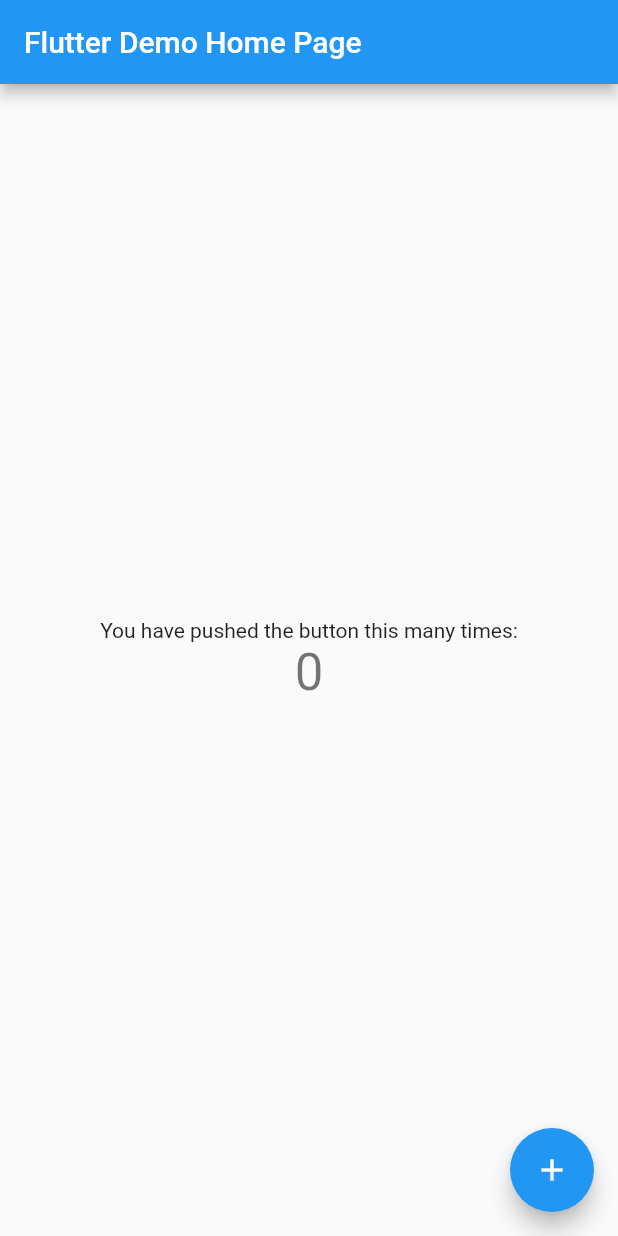
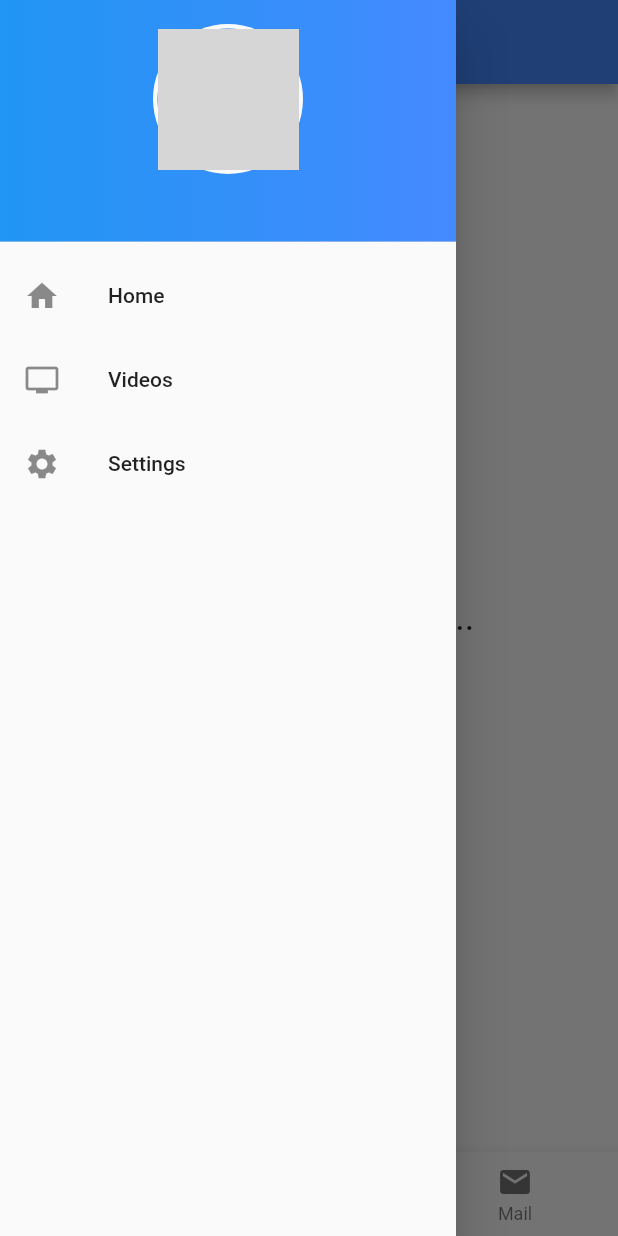
Before and after one commit to monkeyidesign/flutter-ui, a Flutter app: the screen it shows after launch, with the side drawer open (before the commit the screen has no drawer), on a phone screen of 412 x 824 dp. Run offline on Flutter 3.47's test engine with Material 2 defaults, Android fonts, the phone set to English and light mode, and no system bars; network calls fail; grey boxes are pictures that could not be loaded.

Commit message:
add menu sliding and bottom tabs

```diff
--- a/lib/main.dart
+++ b/lib/main.dart
@@ -1,85 +1,29 @@
+import 'package:flutter_app_ui/screens/home.dart';
+import 'package:flutter_app_ui/screens/settings.dart';
+import 'package:flutter_app_ui/screens/videos.dart';
 import 'package:flutter/material.dart';
 
-void main() {
-  runApp(MyApp());
-}
+void main() => runApp(MyApp());
 
 class MyApp extends StatelessWidget {
-  // This widget is the root of your application.
   @override
   Widget build(BuildContext context) {
     return MaterialApp(
-      title: 'Flutter Demo',
+      title: 'MONEYiDESIGN',
       theme: ThemeData(
-        primarySwatch: Colors.blue,
-        visualDensity: VisualDensity.adaptivePlatformDensity,
+          //canvasColor: Colors.blueAccent,
+          accentColor: Colors.orangeAccent,
+          backgroundColor: Colors.orangeAccent,
+
+          //brightness: Brightness.light
       ),
-      home: MyHomePage(title: 'Flutter Demo Home Page'),
+      initialRoute: 'home',
+      debugShowCheckedModeBanner: false,
+      routes: {
+        'home': (context) => Home(),
+        'videos': (context) => Videos(),
+        'settings': (context) => Settings()
+      },
     );
   }
 }
-
-class MyHomePage extends StatefulWidget {
-  MyHomePage({Key key, this.title}) : super(key: key);
-
-  final String title;
-
-  @override
-  _MyHomePageState createState() => _MyHomePageState();
-}
-
-class _MyHomePageState extends State<MyHomePage> {
-  int _counter = 0;
-
-  void _incrementCounter() {
-    setState(() {
-      _counter++;
-    });
-  }
-
-  @override
-  Widget build(BuildContext context) {
-    return Scaffold(
-      appBar: AppBar(
-        // Here we take the value from the MyHomePage object that was created by
-        // the App.build method, and use it to set our appbar title.
-        title: Text(widget.title),
-      ),
-      body: Center(
-        // Center is a layout widget. It takes a single child and positions it
-        // in the middle of the parent.
-        child: Column(
-          // Column is also a layout widget. It takes a list of children and
-          // arranges them vertically. By default, it sizes itself to fit its
-          // children horizontally, and tries to be as tall as its parent.
-          //
-          // Invoke "debug painting" (press "p" in the console, choose the
-          // "Toggle Debug Paint" action from the Flutter Inspector in Android
-          // Studio, or the "Toggle Debug Paint" command in Visual Studio Code)
-          // to see the wireframe for each widget.
-          //
-          // Column has various properties to control how it sizes itself and
-          // how it positions its children. Here we use mainAxisAlignment to
-          // center the children vertically; the main axis here is the vertical
-          // axis because Columns are vertical (the cross axis would be
-          // horizontal).
-          mainAxisAlignment: MainAxisAlignment.center,
-          children: <Widget>[
-            Text(
-              'You have pushed the button this many times:',
-            ),
-            Text(
-              '$_counter',
-              style: Theme.of(context).textTheme.headline4,
-            ),
-          ],
-        ),
-      ),
-      floatingActionButton: FloatingActionButton(
-        onPressed: _incrementCounter,
-        tooltip: 'Increment',
-        child: Icon(Icons.add),
-      ), // This trailing comma makes auto-formatting nicer for build methods.
-    );
-  }
-}
--- /dev/null
+++ b/lib/screens/home.dart
@@ -0,0 +1,83 @@
+import 'package:flutter_app_ui/side_drawer.dart';
+//import 'package:flutter_app_ui/tabs/bottom/about.dart';
+//import 'package:flutter_app_ui/tabs/bottom/info.dart';
+//import 'package:flutter_app_ui/tabs/bottom/welcome.dart';
+
+import 'package:flutter_app_ui/tabs/top/tab1.dart';
+import 'package:flutter_app_ui/tabs/top/tab2.dart';
+import 'package:flutter_app_ui/tabs/top/tab3.dart';
+
+import 'package:flutter/material.dart';
+
+class Home extends StatefulWidget {
+  @override
+  _HomeState createState() => _HomeState();
+}
+
+class _HomeState extends State<Home> {
+  int _index = 0;
+
+  final List<Widget> _tabs = [Tab1(), Tab2(), Tab3()];
+
+  @override
+  Widget build(BuildContext context) {
+    return DefaultTabController(
+      length: 3,
+      child: Scaffold(
+          appBar: AppBar(
+            title: Text('MONEKY iDESIGN'),
+            backgroundColor: Colors.blueAccent,
+
+            //backgroundColor: Colors.blueAccent,
+//            bottom: TabBar(
+//              tabs: [
+//                Tab(
+//                  text: 'Welcome',
+//                  icon: Icon(Icons.home),
+//                ),
+//                Tab(
+//                  text: 'Info',
+//                  icon: Icon(Icons.settings),
+//                ),
+//                Tab(
+//                  text: 'About',
+//                  icon: Icon(Icons.fastfood),
+//                ),
+//              ],
+//            ),
+          ),
+          drawer: SideDrawer(),
+//          body: TabBarView(
+//            children: [
+//              Welcome(),
+//              Info(),
+//              About(),
+//            ],
+//          ),
+        body: _tabs[_index],
+        bottomNavigationBar: BottomNavigationBar(
+          currentIndex: _index,
+          onTap: (index) => setState(() {
+            _index = index;
+          }),
+          //backgroundColor: Theme.of(context).primaryColor,
+          items: [
+            new BottomNavigationBarItem(
+              icon: Icon(Icons.camera),
+              title: Text('Camera'),
+            ),
+            new BottomNavigationBarItem(
+              icon: Icon(Icons.map),
+              title: Text('Map'),
+            ),
+            new BottomNavigationBarItem(
+              icon: Icon(Icons.mail),
+              title: Text('Mail'),
+            ),
+          ],
+        ),
+
+      ),
+    );
+  }
+}
--- /dev/null
+++ b/lib/screens/settings.dart
@@ -0,0 +1,23 @@
+import 'package:flutter/material.dart';
+
+class Settings extends StatefulWidget {
+  @override
+  _SettingsState createState() => _SettingsState();
+}
+
+class _SettingsState extends State<Settings> {
+  @override
+  Widget build(BuildContext context) {
+    return Scaffold(
+      appBar: AppBar(
+        title: Text('Settings'),
+      ),
+      body: Center(
+        child: Text(
+          "Settings",
+          style: TextStyle(fontSize: 24),
+        ),
+      ),
+    );
+  }
+}
--- /dev/null
+++ b/lib/screens/videos.dart
@@ -0,0 +1,46 @@
+import 'package:flutter_app_ui/tabs/top/tab1.dart';
+import 'package:flutter_app_ui/tabs/top/tab2.dart';
+import 'package:flutter_app_ui/tabs/top/tab3.dart';
+import 'package:flutter/material.dart';
+
+class Videos extends StatefulWidget {
+  @override
+  _VideosState createState() => _VideosState();
+}
+
+class _VideosState extends State<Videos> {
+  int _index = 0;
+
+  final List<Widget> _tabs = [Tab1(), Tab2(), Tab3()];
+
+  @override
+  Widget build(BuildContext context) {
+    return Scaffold(
+      appBar: AppBar(
+        title: Text('Videos'),
+      ),
+      body: _tabs[_index],
+      bottomNavigationBar: BottomNavigationBar(
+        currentIndex: _index,
+        onTap: (index) => setState(() {
+          _index = index;
+        }),
+        backgroundColor: Theme.of(context).primaryColor,
+        items: [
+          new BottomNavigationBarItem(
+            icon: Icon(Icons.camera),
+            title: Text('Camera'),
+          ),
+          new BottomNavigationBarItem(
+            icon: Icon(Icons.map),
+            title: Text('Map'),
+          ),
+          new BottomNavigationBarItem(
+            icon: Icon(Icons.mail),
+            title: Text('Mail'),
+          ),
+        ],
+      ),
+    );
+  }
+}
--- /dev/null
+++ b/lib/side_drawer.dart
@@ -0,0 +1,92 @@
+import 'package:flutter/material.dart';
+
+class SideDrawer extends StatelessWidget {
+  const SideDrawer({Key key}) : super(key: key);
+
+  @override
+  Widget build(BuildContext context) {
+    return Container(
+      child: SafeArea(
+        child: Drawer(
+          child: ListView(
+            children: [
+//              UserAccountsDrawerHeader(
+//                accountEmail: Text('sam@monkeyidesign.com'),
+//                accountName: Text('Samreaksa Ros'),
+//                //otherAccountsPictures: [Icon(Icons.home), Icon(Icons.ac_unit)],
+//                //onDetailsPressed: () {},
+//                currentAccountPicture: CircleAvatar(
+//                  backgroundImage: NetworkImage(
+//                      'https://www.monkeyidesign.com/images/best-ecommerce-solution.png'),
+//                ),
+
+              //),
+              DrawerHeader(
+                decoration: BoxDecoration(
+                  gradient: LinearGradient(colors: <Color>[
+                    Colors.blue,
+                    Colors.blueAccent
+                  ])
+                ),
+                child: Container(
+                  child: Column(
+                    children: <Widget>[
+                      Material(
+                        borderRadius: BorderRadius.all(Radius.circular(50.0)),
+                        child: Container(
+                          padding: EdgeInsets.all(3.0),
+                          width: 100.0,
+                          height: 100.0,
+                          child: CircleAvatar(
+                            backgroundImage: NetworkImage(
+                                'https://www.monkeyidesign.com/images/best-ecommerce-solution.png'),
+                          ),
+                        )
+                      )
+                    ],
+                  ),
+                )
+              ),
+              ListTile(
+                title: Text('Home'),
+                leading: Icon(Icons.home),
+                onTap: () => Navigator.pushReplacementNamed(
+                  context,
+                  'home',
+                ),
+              ),
+              ListTile(
+                title: Text('Videos'),
+                leading: Icon(Icons.personal_video),
+                onTap: () => Navigator.pushNamed(
+                  context,
+                  'videos',
+                ),
+              ),
+              ListTile(
+                title: Text('Settings'),
+                leading: Icon(Icons.settings),
+                onTap: () => Navigator.pushNamed(
+                  context,
+                  'settings',
+                ),
+              )
+            ],
+          ),
+        ),
+      ),
+    );
+  }
+}
+
+//class CustomListTitle extends StatelessWidget{
+//
+//  @override
+//  Widget build(BuildContext context) {
+//    return Padding(
+//      child: InkWell(
+//
+//      ),
+//    )
+//  }
+//}
--- /dev/null
+++ b/lib/tabs/top/tab1.dart
@@ -0,0 +1,17 @@
+import 'package:flutter/material.dart';
+
+class Tab1 extends StatelessWidget {
+  const Tab1({Key key}) : super(key: key);
+
+  @override
+  Widget build(BuildContext context) {
+    return Container(
+      child: Center(
+        child: Text(
+          'These bottom tabs...',
+          style: TextStyle(fontSize: 24),
+        ),
+      ),
+    );
+  }
+}
```
Also changed, not shown: lib/tabs/bottom/about.dart (added, +18 -0 lines), lib/tabs/bottom/info.dart (added, +18 -0 lines), lib/tabs/bottom/welcome.dart (added, +18 -0 lines), lib/tabs/top/tab2.dart (added, +17 -0 lines), lib/tabs/top/tab3.dart (added, +17 -0 lines), 114 other files.
